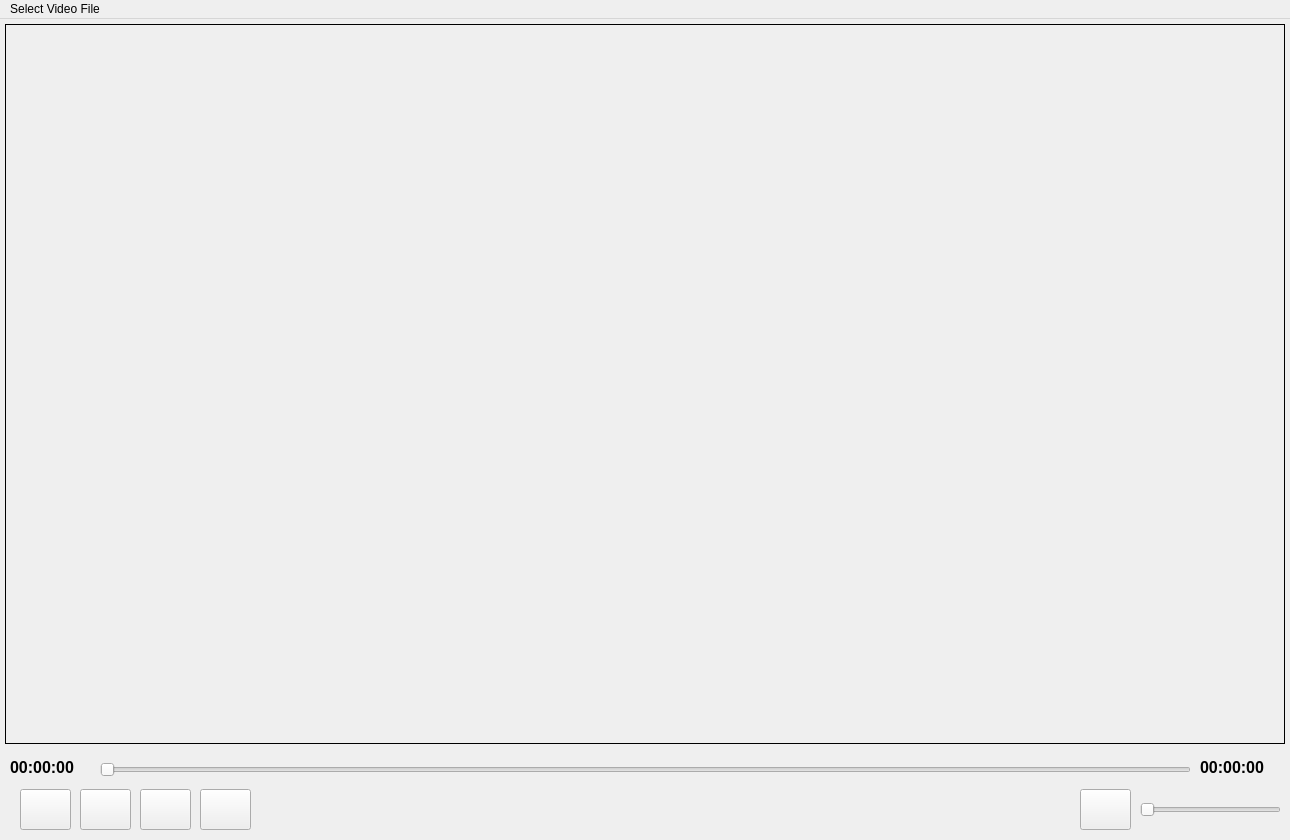
This is mainwindow.ui in brachiGH/QtVideoPlayerExample as Qt 5 draws it before an edit. The edited form follows.
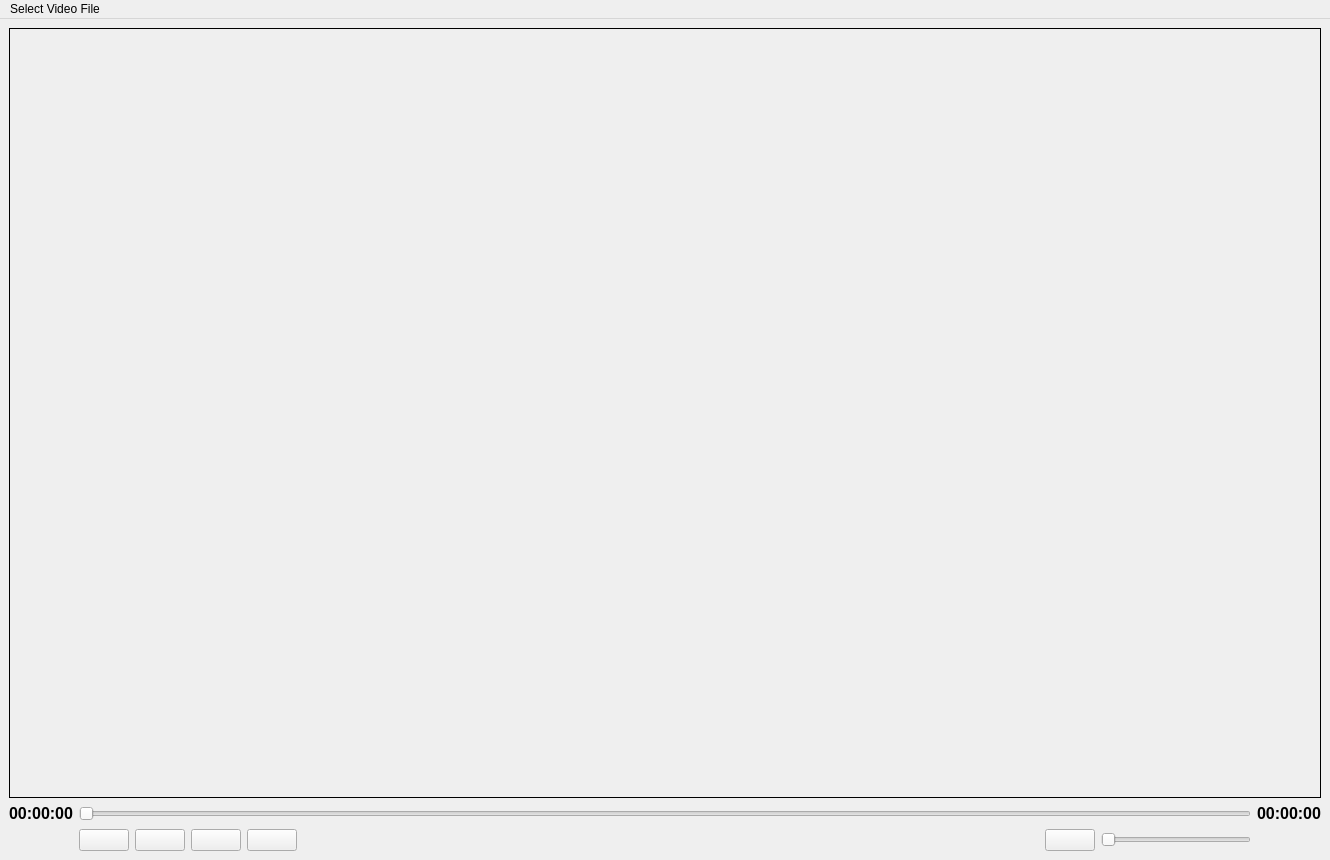
This is the edited form.

Commit message: made ui resizable

What changed in the file:
```diff
--- a/mainwindow.ui
+++ b/mainwindow.ui
@@ -6,8 +6,8 @@
    <rect>
     <x>0</x>
     <y>0</y>
-    <width>1290</width>
-    <height>840</height>
+    <width>1330</width>
+    <height>860</height>
    </rect>
   </property>
   <property name="windowTitle">
@@ -16,15 +16,64 @@
   <property name="styleSheet">
    <string notr="true"/>
   </property>
-  <widget class="QWidget" name="centralwidget">
+  <widget class="QWidget" name="gridLayoutWidget">
+   <layout class="QGridLayout" name="gridLayout_3">
+    <item row="2" column="18">
+     <widget class="QPushButton" name="pushButton_Volume">
+      <property name="maximumSize">
+       <size>
+        <width>50</width>
+        <height>50</height>
+       </size>
+      </property>
+      <property name="text">
+       <string/>
+      </property>
+     </widget>
+    </item>
+    <item row="2" column="4">
+     <widget class="QPushButton" name="pushButton_Stop">
+      <property name="maximumSize">
+       <size>
+        <width>50</width>
+        <height>50</height>
+       </size>
+      </property>
+      <property name="text">
+       <string/>
+      </property>
+     </widget>
+    </item>
+    <item row="1" column="1" colspan="19">
+     <widget class="QSlider" name="horizontalSlider_Duration">
+      <property name="minimumSize">
+       <size>
+        <width>910</width>
+        <height>0</height>
+       </size>
+      </property>
+      <property name="orientation">
+       <enum>Qt::Horizontal</enum>
+      </property>
+     </widget>
+    </item>
+    <item row="2" column="19">
+     <widget class="QSlider" name="horizontalSlider_Volume">
+      <property name="maximumSize">
+       <size>
+        <width>150</width>
+        <height>16777215</height>
+       </size>
+      </property>
+      <property name="orientation">
+       <enum>Qt::Horizontal</enum>
+      </property>
+     </widget>
+    </item>
+    <item row="0" column="0" colspan="21">
    <widget class="QGroupBox" name="groupBox_Video">
-    <property name="geometry">
-     <rect>
-      <x>5</x>
-      <y>5</y>
-      <width>1280</width>
-      <height>720</height>
-     </rect>
+      <property name="enabled">
+       <bool>true</bool>
     </property>
     <property name="styleSheet">
      <string notr="true">QGroupBox
@@ -36,124 +85,62 @@
      <string/>
     </property>
    </widget>
-   <widget class="QPushButton" name="pushButton_Seek_Backward">
-    <property name="geometry">
-     <rect>
-      <x>20</x>
-      <y>770</y>
-      <width>51</width>
-      <height>41</height>
-     </rect>
+    </item>
+    <item row="1" column="0">
+     <widget class="QLabel" name="label_current_Time">
+      <property name="maximumSize">
+       <size>
+        <width>90</width>
+        <height>16777215</height>
+       </size>
+      </property>
+      <property name="font">
+       <font>
+        <pointsize>12</pointsize>
+        <bold>true</bold>
+       </font>
     </property>
     <property name="text">
-     <string/>
-    </property>
-   </widget>
+       <string>00:00:00</string>
+      </property>
+     </widget>
+    </item>
+    <item row="2" column="3">
    <widget class="QPushButton" name="pushButton_Play_Pause">
-    <property name="geometry">
-     <rect>
-      <x>80</x>
-      <y>770</y>
-      <width>51</width>
-      <height>41</height>
-     </rect>
+      <property name="maximumSize">
+       <size>
+        <width>50</width>
+        <height>50</height>
+       </size>
     </property>
     <property name="text">
      <string/>
     </property>
    </widget>
-   <widget class="QPushButton" name="pushButton_Stop">
-    <property name="geometry">
-     <rect>
-      <x>140</x>
-      <y>770</y>
-      <width>51</width>
-      <height>41</height>
-     </rect>
-    </property>
-    <property name="text">
-     <string/>
-    </property>
-   </widget>
+    </item>
+    <item row="2" column="2">
    <widget class="QPushButton" name="pushButton_Seek_Forward">
-    <property name="geometry">
-     <rect>
-      <x>200</x>
-      <y>770</y>
-      <width>51</width>
-      <height>41</height>
-     </rect>
+      <property name="maximumSize">
+       <size>
+        <width>50</width>
+        <height>50</height>
+       </size>
     </property>
     <property name="text">
      <string/>
     </property>
    </widget>
-   <widget class="QPushButton" name="pushButton_Volume">
-    <property name="geometry">
-     <rect>
-      <x>1080</x>
-      <y>770</y>
-      <width>51</width>
-      <height>41</height>
-     </rect>
-    </property>
-    <property name="text">
-     <string/>
-    </property>
-   </widget>
-   <widget class="QSlider" name="horizontalSlider_Volume">
-    <property name="geometry">
-     <rect>
-      <x>1140</x>
-      <y>780</y>
-      <width>141</width>
-      <height>21</height>
-     </rect>
-    </property>
-    <property name="orientation">
-     <enum>Qt::Horizontal</enum>
-    </property>
-   </widget>
-   <widget class="QSlider" name="horizontalSlider_Duration">
-    <property name="geometry">
-     <rect>
-      <x>100</x>
-      <y>740</y>
-      <width>1091</width>
-      <height>22</height>
-     </rect>
-    </property>
-    <property name="orientation">
-     <enum>Qt::Horizontal</enum>
-    </property>
-   </widget>
-   <widget class="QLabel" name="label_current_Time">
-    <property name="geometry">
-     <rect>
-      <x>10</x>
-      <y>740</y>
-      <width>81</width>
-      <height>16</height>
-     </rect>
-    </property>
-    <property name="font">
-     <font>
-      <pointsize>12</pointsize>
-      <bold>true</bold>
-     </font>
-    </property>
-    <property name="text">
-     <string>00:00:00</string>
-    </property>
-   </widget>
+    </item>
+    <item row="1" column="20">
    <widget class="QLabel" name="label_Total_Time">
-    <property name="geometry">
-     <rect>
-      <x>1200</x>
-      <y>740</y>
-      <width>81</width>
-      <height>16</height>
-     </rect>
+      <property name="enabled">
+       <bool>true</bool>
+      </property>
+      <property name="maximumSize">
+       <size>
+        <width>90</width>
+        <height>16777215</height>
+       </size>
     </property>
     <property name="font">
      <font>
@@ -165,13 +152,28 @@
      <string>00:00:00</string>
     </property>
    </widget>
+    </item>
+    <item row="2" column="1">
+     <widget class="QPushButton" name="pushButton_Seek_Backward">
+      <property name="maximumSize">
+       <size>
+        <width>50</width>
+        <height>50</height>
+       </size>
+      </property>
+      <property name="text">
+       <string/>
+      </property>
+     </widget>
+    </item>
+   </layout>
   </widget>
   <widget class="QMenuBar" name="menubar">
    <property name="geometry">
     <rect>
      <x>0</x>
      <y>0</y>
-     <width>1290</width>
+     <width>1330</width>
      <height>19</height>
     </rect>
    </property>
```
Left out of the diff: 2 changed lines with no effect on the pictures. Lines whose indentation alone changed are shown as unchanged.
